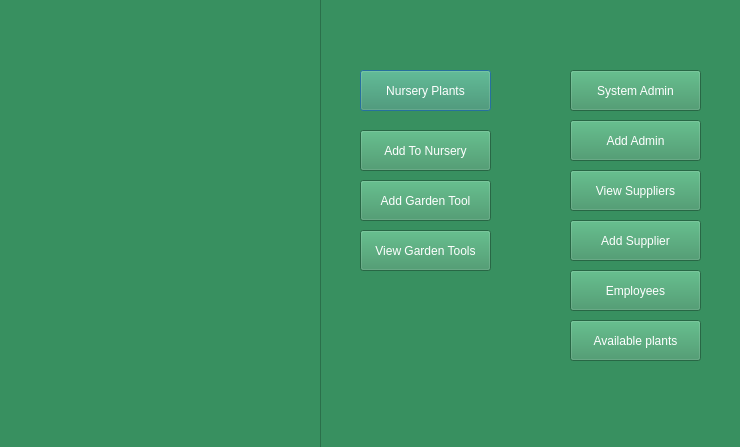
Qt form adminpanel.ui (Rabsoninnora/RoseGardenPlantCareSystem) before a commit.
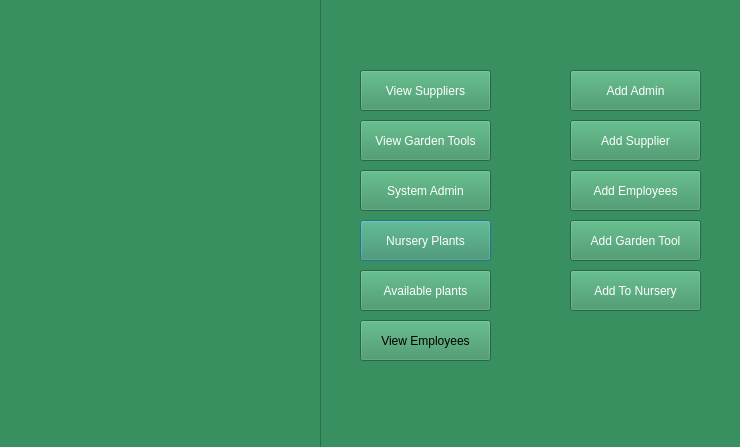
The same form after that commit. Icons and pictures are not drawn.

Patch:
```diff
--- a/adminpanel.ui
+++ b/adminpanel.ui
@@ -20,7 +20,7 @@
    <property name="geometry">
     <rect>
      <x>360</x>
-     <y>70</y>
+     <y>220</y>
      <width>131</width>
      <height>41</height>
     </rect>
@@ -36,7 +36,7 @@
    <property name="geometry">
     <rect>
      <x>570</x>
-     <y>120</y>
+     <y>70</y>
      <width>131</width>
      <height>41</height>
     </rect>
@@ -51,8 +51,8 @@
   <widget class="QPushButton" name="btn_SystemAdmin">
    <property name="geometry">
     <rect>
-     <x>570</x>
-     <y>70</y>
+     <x>360</x>
+     <y>170</y>
      <width>131</width>
      <height>41</height>
     </rect>
@@ -68,7 +68,7 @@
    <property name="geometry">
     <rect>
      <x>570</x>
-     <y>220</y>
+     <y>120</y>
      <width>131</width>
      <height>41</height>
     </rect>
@@ -84,7 +84,7 @@
    <property name="geometry">
     <rect>
      <x>360</x>
-     <y>230</y>
+     <y>120</y>
      <width>131</width>
      <height>41</height>
     </rect>
@@ -99,8 +99,8 @@
   <widget class="QPushButton" name="pushButton_6">
    <property name="geometry">
     <rect>
-     <x>360</x>
-     <y>130</y>
+     <x>570</x>
+     <y>270</y>
      <width>131</width>
      <height>41</height>
     </rect>
@@ -115,8 +115,8 @@
   <widget class="QPushButton" name="btn_Available_Plants">
    <property name="geometry">
     <rect>
-     <x>570</x>
-     <y>320</y>
+     <x>360</x>
+     <y>270</y>
      <width>131</width>
      <height>41</height>
     </rect>
@@ -131,8 +131,8 @@
   <widget class="QPushButton" name="AddGardenTool">
    <property name="geometry">
     <rect>
-     <x>360</x>
-     <y>180</y>
+     <x>570</x>
+     <y>220</y>
      <width>131</width>
      <height>41</height>
     </rect>
@@ -148,7 +148,7 @@
    <property name="geometry">
     <rect>
      <x>570</x>
-     <y>270</y>
+     <y>170</y>
      <width>131</width>
      <height>41</height>
     </rect>
@@ -157,14 +157,14 @@
     <string notr="true">color: rgb(255, 255, 255);</string>
    </property>
    <property name="text">
-    <string>Employees</string>
+    <string>Add Employees</string>
    </property>
   </widget>
   <widget class="QPushButton" name="btn_View_Suppliers">
    <property name="geometry">
     <rect>
-     <x>570</x>
-     <y>170</y>
+     <x>360</x>
+     <y>70</y>
      <width>131</width>
      <height>41</height>
     </rect>
@@ -195,6 +195,19 @@
     <enum>QFrame::Raised</enum>
    </property>
   </widget>
+  <widget class="QPushButton" name="btn_employee_view">
+   <property name="geometry">
+    <rect>
+     <x>360</x>
+     <y>320</y>
+     <width>131</width>
+     <height>41</height>
+    </rect>
+   </property>
+   <property name="text">
+    <string>View Employees</string>
+   </property>
+  </widget>
  </widget>
  <resources/>
  <connections/>
```
